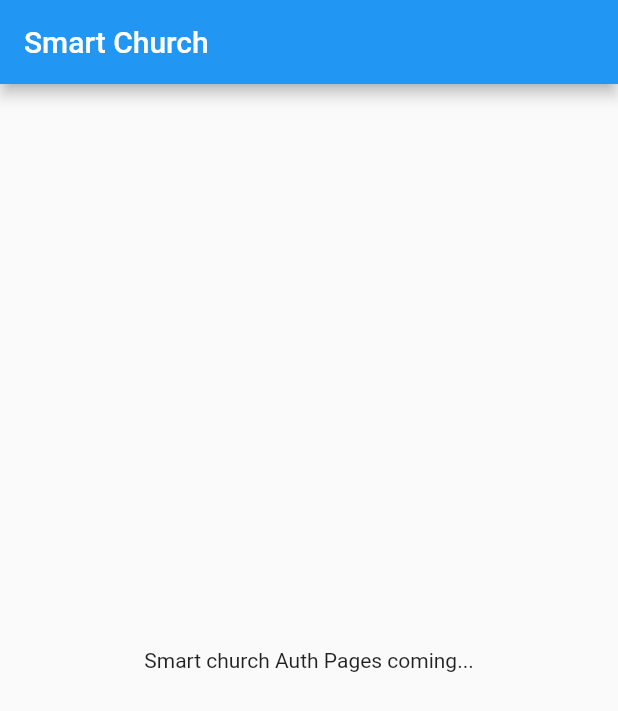
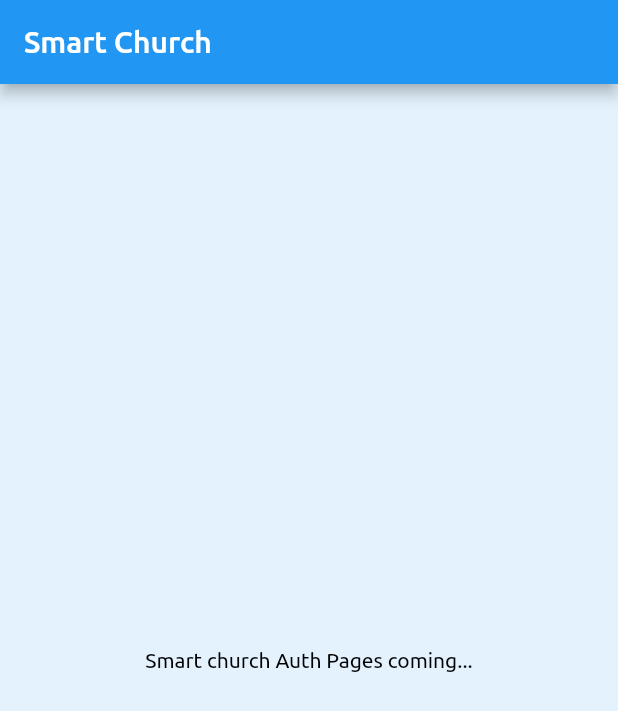
Before and after one commit to DeleMike/smart-church, a Flutter app: the screen it shows after launch, on a phone screen of 412 x 824 dp. Shown: the top 711 px of the screen. Run offline on Flutter 3.47's test engine with Material 2 defaults, Android fonts, the phone set to English and light mode, and no system bars.

Commit message:
use style class implementation

```diff
--- a/lib/main.dart
+++ b/lib/main.dart
@@ -1,6 +1,7 @@
 import 'package:flutter/material.dart';
 
 import './screens/auth_screen.dart';
+import './helpers/styles.dart';
 
 void main() {
   runApp(SmartChurchApp());
@@ -10,11 +11,8 @@ class SmartChurchApp extends StatelessWidget {
   @override
   Widget build(BuildContext context) {
     return MaterialApp(
-      title: 'Flutter Demo',
-      theme: ThemeData(
-        primarySwatch: Colors.blue,
-        visualDensity: VisualDensity.adaptivePlatformDensity,
-      ),
+      title: 'Smart Church',
+      theme:  Styles.themeData(false, context),
       home: AuthScreen(),
     );
   }
```
